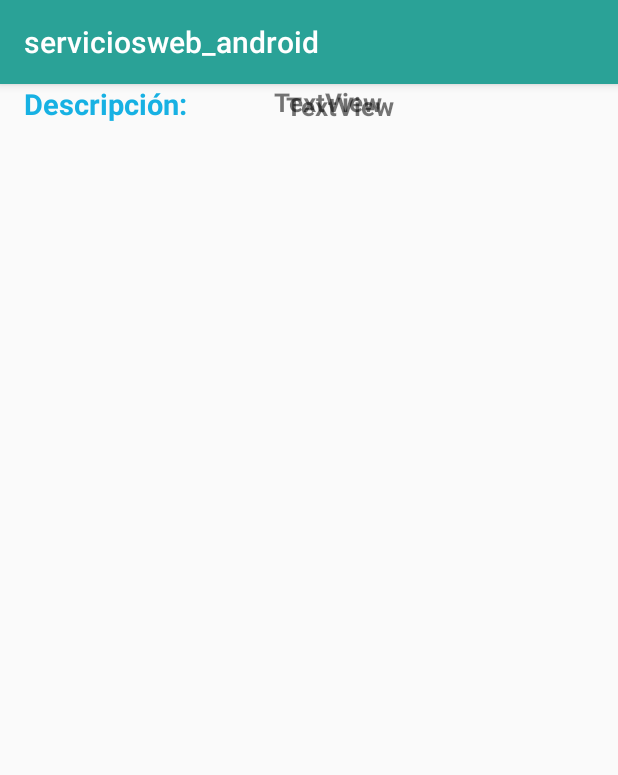
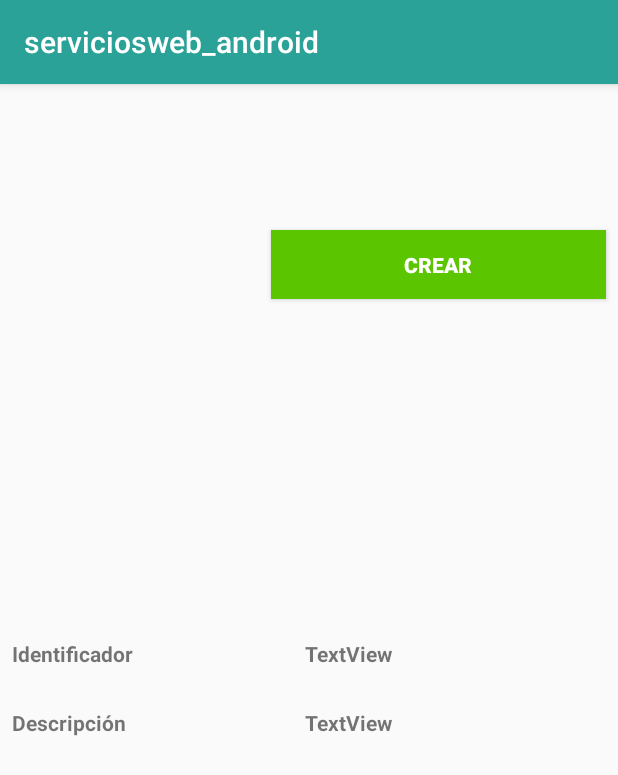
Before and after one commit to andrescl03/serviciosweb_android, an Android app: the panelAdmin screen opened directly, with no data from a screen before it, on a phone screen of 412 x 824 dp. Shown: the top 775 px of the screen. Run offline under Robolectric (Android 15) with nearby library versions, the phone set to English and light mode, and no system bars; our stand-ins replace Volley; network calls fail; 1 statement that could not run was skipped.

Commit message:
diseño de activity panel

```diff
--- a/app/src/main/AndroidManifest.xml
+++ b/app/src/main/AndroidManifest.xml
@@ -18,7 +18,8 @@
                 <category android:name="android.intent.category.LAUNCHER" />
             </intent-filter>
         </activity>
-        <activity android:name=".panelAdmin"></activity>
+        <activity android:name=".panelAdmin" />
+        <activity android:name=".DetallePanel"></activity>
     </application>
 
 </manifest>
--- a/app/src/main/res/layout/activity_panel_admin.xml
+++ b/app/src/main/res/layout/activity_panel_admin.xml
@@ -6,64 +6,79 @@
     android:layout_height="match_parent"
     tools:context=".panelAdmin">
 
-    <TextView
-        android:id="@+id/textView3"
-        android:layout_width="132dp"
-        android:layout_height="37dp"
+    <TableLayout
+        android:id="@+id/tableLayout2"
+        android:layout_width="368dp"
+        android:layout_height="390dp"
+        android:layout_marginBottom="8dp"
+        android:layout_marginStart="8dp"
+        app:layout_constraintBottom_toBottomOf="parent"
+        app:layout_constraintStart_toStartOf="parent">
+
+        <TableRow
+            android:layout_width="match_parent"
+            android:layout_height="match_parent">
+
+            <TextView
+                android:id="@+id/textView7"
+                android:layout_width="195dp"
+                android:layout_height="46dp"
+                android:text="Identificador"
+                android:textStyle="bold"
+                tools:layout_editor_absoluteX="16dp"
+                tools:layout_editor_absoluteY="16dp" />
+
+            <TextView
+                android:id="@+id/txtMIdentificador"
+                android:layout_width="wrap_content"
+                android:layout_height="wrap_content"
+                android:text="TextView"
+                android:textStyle="bold" />
+        </TableRow>
+
+        <TableRow
+            android:layout_width="match_parent"
+            android:layout_height="127dp">
+
+            <TextView
+                android:id="@+id/textView8"
+                android:layout_width="wrap_content"
+                android:layout_height="37dp"
+                android:text="Descripción"
+                android:textStyle="bold" />
+
+            <TextView
+                android:id="@+id/txtMDescripcion"
+                android:layout_width="wrap_content"
+                android:layout_height="wrap_content"
+                android:text="TextView"
+                android:textStyle="bold" />
+        </TableRow>
+
+        <TableRow
+            android:layout_width="281dp"
+            android:layout_height="53dp">
+
+        </TableRow>
+
+    </TableLayout>
+
+    <Button
+        android:id="@+id/button"
+        android:layout_width="223dp"
+        android:layout_height="46dp"
+        android:layout_marginBottom="8dp"
         android:layout_marginEnd="8dp"
-        android:layout_marginStart="16dp"
-        android:text="Descripción:"
-        android:textColor="#17B1E3"
-        android:textSize="19sp"
+        android:layout_marginStart="8dp"
+        android:background="#5BC500"
+        android:text="Crear"
+        android:textColor="@android:color/background_light"
         android:textStyle="bold"
-        app:layout_constraintEnd_toStartOf="@+id/textView5"
-        app:layout_constraintHorizontal_bias="0.0"
-        app:layout_constraintStart_toStartOf="parent"
-        tools:layout_editor_absoluteY="99dp" />
-
-    <TextView
-        android:id="@+id/textView4"
-        android:layout_width="132dp"
-        android:layout_height="37dp"
-        android:layout_marginBottom="44dp"
-        android:layout_marginEnd="8dp"
-        android:layout_marginStart="16dp"
-        android:layout_marginTop="8dp"
-        android:fontFamily="sans-serif"
-        android:text="Identificador:"
-        android:textColor="#17B1E3"
-        android:textSize="19sp"
-        android:textStyle="bold"
-        app:layout_constraintBottom_toTopOf="@+id/textView3"
-        app:layout_constraintEnd_toStartOf="@+id/textView6"
-        app:layout_constraintHorizontal_bias="0.0"
+        app:layout_constraintBottom_toTopOf="@+id/tableLayout2"
+        app:layout_constraintEnd_toEndOf="parent"
+        app:layout_constraintHorizontal_bias="1.0"
         app:layout_constraintStart_toStartOf="parent"
         app:layout_constraintTop_toTopOf="parent"
-        app:layout_constraintVertical_bias="1.0" />
+        app:layout_constraintVertical_bias="0.307" />
 
-    <TextView
-        android:id="@+id/textView5"
-        android:layout_width="77dp"
-        android:layout_height="26dp"
-        android:layout_marginEnd="152dp"
-        android:text="TextView"
-        android:textSize="17sp"
-        android:textStyle="bold"
-        app:layout_constraintEnd_toEndOf="parent"
-        tools:layout_editor_absoluteY="99dp" />
-
-    <TextView
-        android:id="@+id/textView6"
-        android:layout_width="77dp"
-        android:layout_height="26dp"
-        android:layout_marginBottom="8dp"
-        android:layout_marginEnd="144dp"
-        android:layout_marginTop="16dp"
-        android:text="TextView"
-        android:textSize="17sp"
-        android:textStyle="bold"
-        app:layout_constraintBottom_toTopOf="@+id/textView5"
-        app:layout_constraintEnd_toEndOf="parent"
-        app:layout_constraintTop_toTopOf="parent"
-        app:layout_constraintVertical_bias="0.265" />
 </android.support.constraint.ConstraintLayout>
```
Also changed, not shown: app/src/main/java/r/andres/serviciosweb_android/DetallePanel.java (added, +16 -0 lines), app/src/main/java/r/andres/serviciosweb_android/MainActivity.java (+17 -19 lines), app/src/main/java/r/andres/serviciosweb_android/entidades/encuestaBean.java (added, +42 -0 lines), app/src/main/java/r/andres/serviciosweb_android/panelAdmin.java (+30 -0 lines), app/src/main/res/layout/activity_detalle_panel.xml (added, +9 -0 lines).
